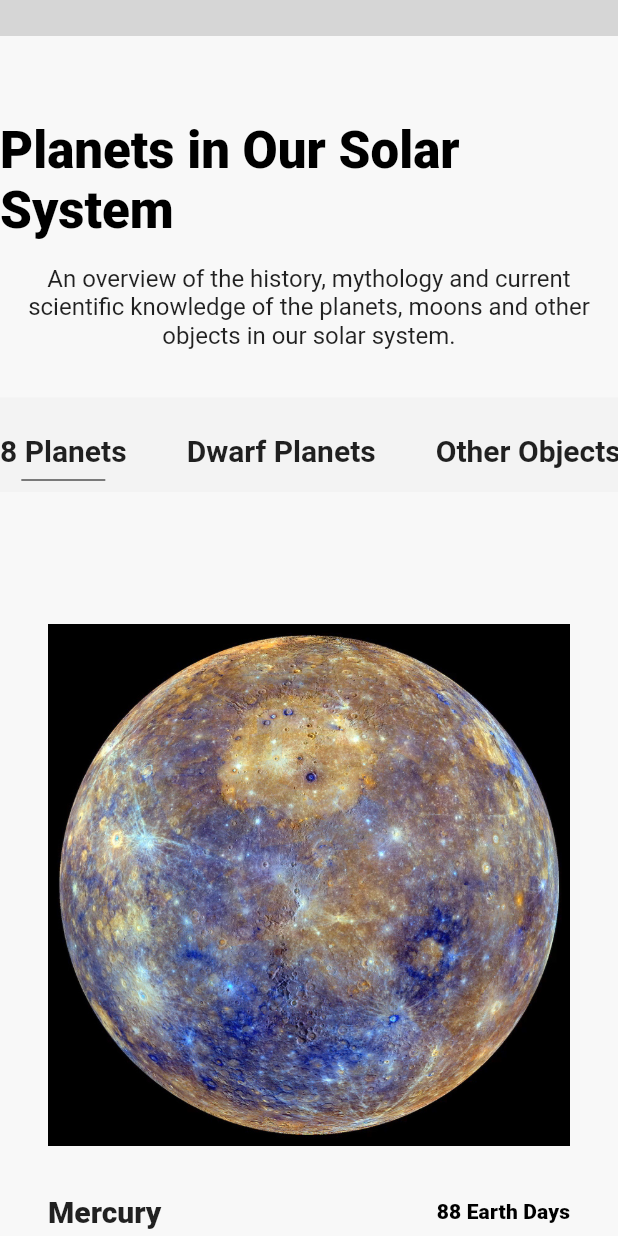
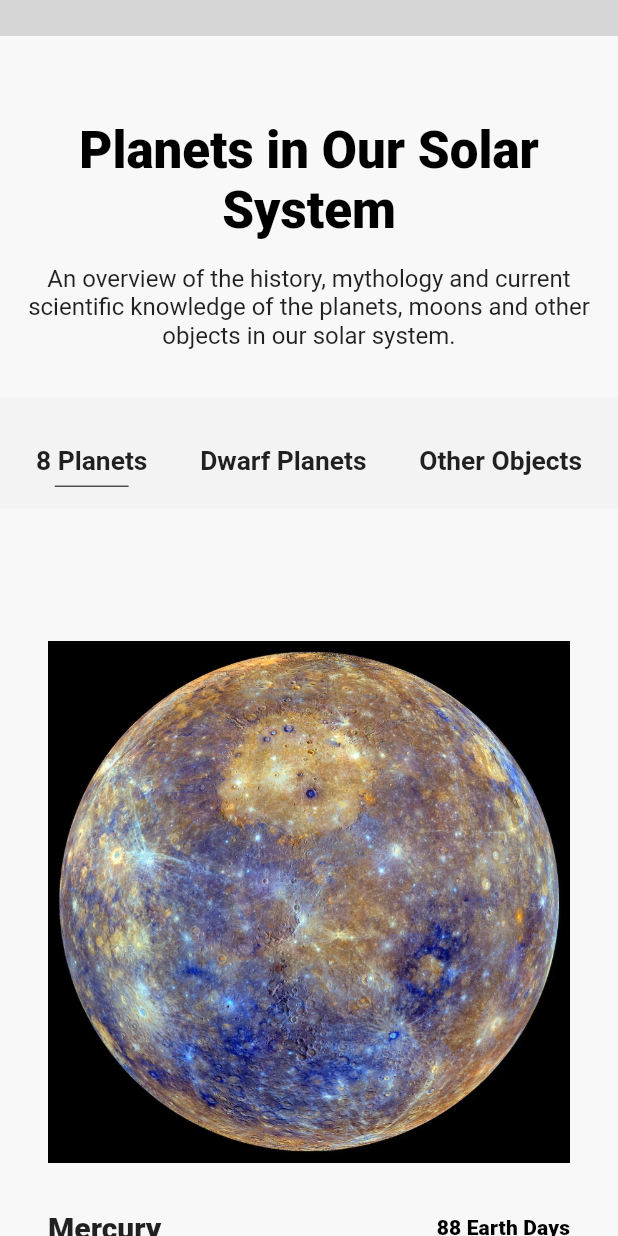
Before and after one commit to CelestialSystem/FlutterResponsiveFlexGrid, a Flutter app: the screen it shows after launch, scrolled down 576 dp, on a phone screen of 412 x 824 dp. Run offline on Flutter 3.47's test engine with Material 2 defaults, Android fonts, the phone set to English and light mode, and no system bars; our stand-ins replace font_awesome_flutter; grey boxes are pictures that could not be loaded.

Commit message:
fixed #2 Fixed overflow issues

```diff
--- a/example/lib/main.dart
+++ b/example/lib/main.dart
@@ -102,6 +102,7 @@ class _MyHomePageState extends State<MyHomePage> {
               PlanetBanner(),
               SizedBox(height: 56),
               Text('Planets in Our Solar System',
+                  textAlign: TextAlign.center,
                   style: Theme.of(context).textTheme.headline4.copyWith(
                       fontWeight: FontWeight.w900, color: Colors.black)),
               SizedBox(height: 16),
--- a/example/lib/widgets/banner.dart
+++ b/example/lib/widgets/banner.dart
@@ -33,6 +33,7 @@ class PlanetBanner extends StatelessWidget {
                 children: [
                   Text(
                     'Beyond Horizons',
+                    textAlign: TextAlign.center,
                     style: Theme.of(context).textTheme.headline3?.copyWith(
                         color: Colors.white, fontWeight: FontWeight.bold),
                   ),
--- a/example/lib/widgets/page_slider.dart
+++ b/example/lib/widgets/page_slider.dart
@@ -8,7 +8,12 @@ class PageSlider extends StatelessWidget {
     return Container(
       width: double.infinity,
       color: Color(0xfff3f3f3),
-      padding: EdgeInsets.only(top: 24),
+      padding: EdgeInsets.only(top: 24, left: 24, right: 24),
+      child: SizedBox(
+        width: 50,
+        height: 50,
+        child: FittedBox(
+          fit: BoxFit.contain,
           child: Row(
             mainAxisAlignment: MainAxisAlignment.center,
             children: [
@@ -61,6 +66,8 @@ class PageSlider extends StatelessWidget {
               ),
             ],
           ),
+        ),
+      ),
     );
   }
 }
--- a/example/lib/widgets/planet_cards.dart
+++ b/example/lib/widgets/planet_cards.dart
@@ -26,15 +26,23 @@ class PlanetCard extends StatelessWidget {
           Row(
             mainAxisAlignment: MainAxisAlignment.spaceBetween,
             children: [
-              Text(
-                '${obj.name}',
-                style:
-                    textTheme.headline6.copyWith(fontWeight: FontWeight.w900),
+              Flexible(
+                child: FittedBox(
+                  child: Text(
+                    '${obj.name}',
+                    style: textTheme.headline6
+                        .copyWith(fontWeight: FontWeight.w900),
+                  ),
+                ),
               ),
-              Text(
-                '${obj.earthDays}',
-                style:
-                    textTheme.subtitle2.copyWith(fontWeight: FontWeight.w900),
+              Flexible(
+                child: FittedBox(
+                  child: Text(
+                    '${obj.earthDays}',
+                    style: textTheme.subtitle2
+                        .copyWith(fontWeight: FontWeight.w900),
+                  ),
+                ),
               ),
             ],
           ),
```
Also changed, not shown: example/lib/widgets/contact_us.dart (+8 -1 lines), example/lib/widgets/header.dart (+13 -5 lines). Lines whose indentation alone changed are shown as unchanged.
